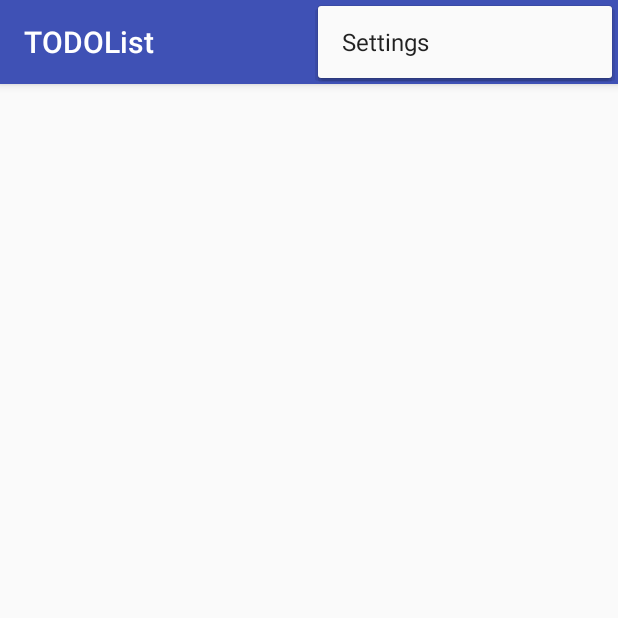
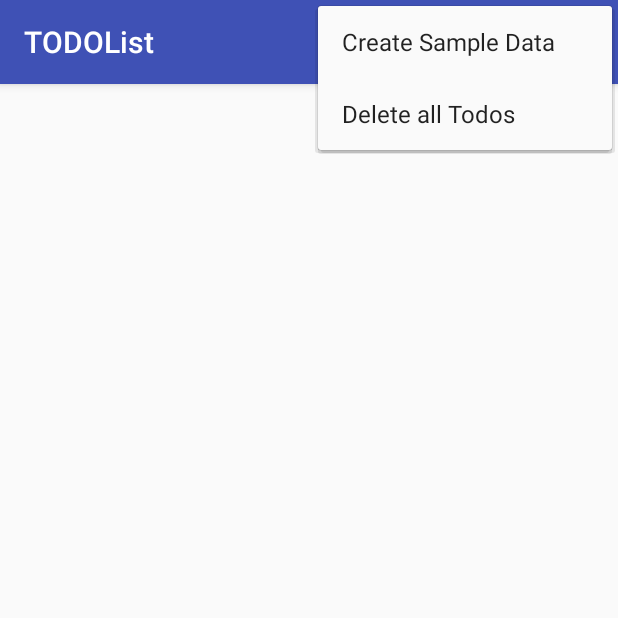
Before and after one commit to faizanayubi/TODOList, an Android app: the screen it shows after launch (MainActivity), with the options menu open, on a phone screen of 412 x 824 dp, the top half of it. Run offline under Robolectric (Android 15) with nearby library versions, the phone set to English and light mode, and no system bars.

Commit message:
Completed Data Management Layer

```diff
--- a/app/src/main/res/menu/menu_main.xml
+++ b/app/src/main/res/menu/menu_main.xml
@@ -1,6 +1,15 @@
 <menu xmlns:android="http://schemas.android.com/apk/res/android"
     xmlns:app="http://schemas.android.com/apk/res-auto"
-    xmlns:tools="http://schemas.android.com/tools" tools:context=".MainActivity">
-    <item android:id="@+id/action_settings" android:title="@string/action_settings"
-        android:orderInCategory="100" app:showAsAction="never" />
+    xmlns:tools="http://schemas.android.com/tools"
+    tools:context=".MainActivity">
+    <item
+        android:id="@+id/action_create_sample"
+        android:orderInCategory="100"
+        android:title="@string/create_sample_data"
+        app:showAsAction="never" />
+    <item
+        android:id="@+id/action_delete_all"
+        android:orderInCategory="101"
+        android:title="@string/delete_all_todos"
+        app:showAsAction="never" />
 </menu>
--- a/app/src/main/res/values/strings.xml
+++ b/app/src/main/res/values/strings.xml
@@ -1,5 +1,7 @@
 <resources>
     <string name="app_name">TODOList</string>
-
-    <string name="action_settings">Settings</string>
+    <string name="create_sample_data">Create Sample Data</string>
+    <string name="delete_all_todos">Delete all Todos</string>
+    <string name="are_you_sure">Are you Sure?</string>
+    <string name="all_deleted">All TODOs deleted</string>
 </resources>
```
Also changed, not shown: app/src/main/java/org/swiftdeal/todolist/MainActivity.java (+43 -8 lines).
